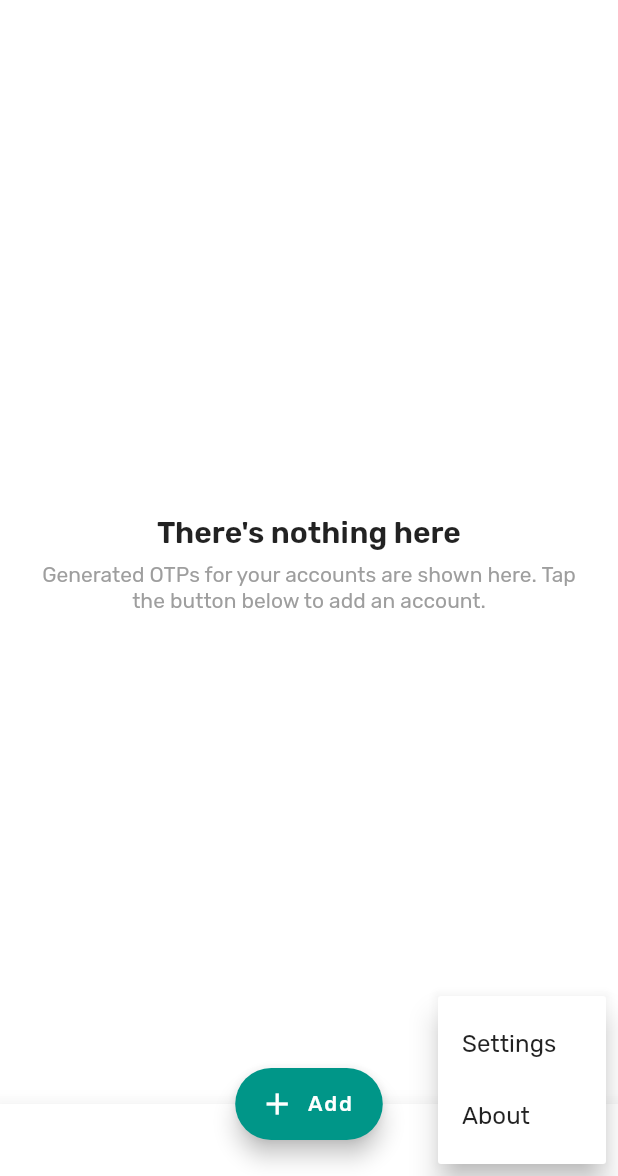
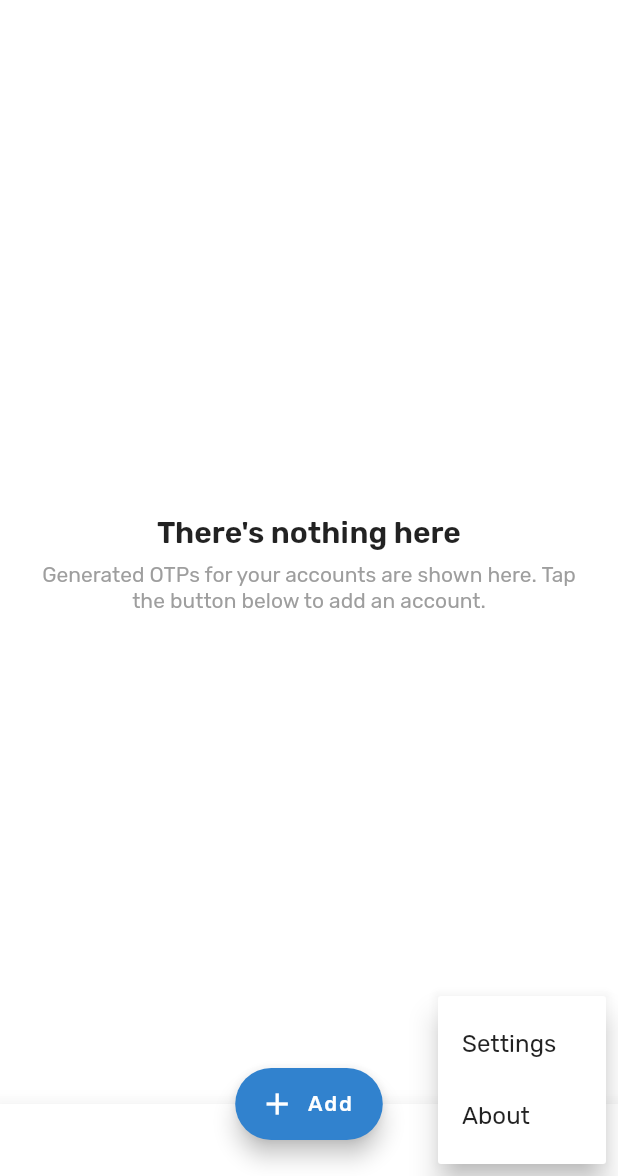
Before and after one commit to icabetong/openauth, a Flutter app: the screen it shows after launch, after a tap on the "more vert" icon, on a phone screen of 412 x 824 dp, the part 60-1236 px from its top. Run offline on Flutter 3.47's test engine with Material 2 defaults, Android fonts, the phone set to English and light mode, and no system bars; our stand-ins replace flutter_secure_storage, hive, hive_flutter, settings_ui, shared_preferences; missing offline and left inert: otp, qr_code_scanner; accounts and stored records are empty; generated files the repository leaves out were written again.

Commit message:
implemented QR Code scanning

```diff
--- a/lib/entry/entry.dart
+++ b/lib/entry/entry.dart
@@ -99,7 +99,7 @@ class Entry {
       case "SHA512":
         return Algorithm.SHA512;
       default:
-        throw Error();
+        return Algorithm.SHA1;
     }
   }
 
--- a/lib/entry/entry_page.dart
+++ b/lib/entry/entry_page.dart
@@ -67,7 +67,7 @@ class _EntryPageState extends State<EntryPage> {
                             padding: const EdgeInsets.all(8),
                             child: Column(
                               children: [
-                                const Icon(Icons.scanner_outlined),
+                                const Icon(Icons.qr_code_scanner_outlined),
                                 Text(Translations.of(context)!.button_scan)
                               ],
                             ),
--- a/lib/main.dart
+++ b/lib/main.dart
@@ -60,11 +60,6 @@ class MainPage extends StatefulWidget {
 
 class _MainPageState extends State<MainPage> {
   @override
-  void initState() {
-    super.initState();
-  }
-
-  @override
   Widget build(BuildContext context) {
     return Consumer<UnlockNotifier>(
       builder: (context, notifier, _) {
--- a/lib/settings/settings.dart
+++ b/lib/settings/settings.dart
@@ -80,8 +80,9 @@ class _SettingsRouteState extends State<SettingsRoute> {
                           subtitleMaxLines: 3,
                           titleTextStyle: _titleTextStyle,
                           onToggle: (status) {
-                            setState(
-                                () => notifier.changeSecretsHidden(status));
+                            setState(() {
+                              notifier.changeSecretsHidden(status);
+                            });
                           },
                           switchValue: notifier.preferences.isSecretsHidden),
                       SettingsTile.switchTile(
--- a/lib/theme/core.dart
+++ b/lib/theme/core.dart
@@ -50,5 +50,13 @@ ThemeData getBase({Brightness brightness = Brightness.light}) {
             fontSize: 20),
         iconTheme: IconThemeData(color: base.colorScheme.onSurface)),
     bottomAppBarTheme: base.bottomAppBarTheme.copyWith(elevation: 12),
+    bottomSheetTheme: base.bottomSheetTheme.copyWith(
+      shape: const RoundedRectangleBorder(
+        borderRadius: BorderRadius.only(
+          topLeft: Radius.circular(16),
+          topRight: Radius.circular(16),
+        ),
+      ),
+    ),
   );
 }
--- a/lib/theme/default.dart
+++ b/lib/theme/default.dart
@@ -3,7 +3,7 @@ import 'package:openauth/theme/core.dart';
 
 ThemeData getDefault({Brightness brightness = Brightness.light}) {
   ThemeData base = getBase(brightness: brightness);
-  final primary = Colors.teal.shade500;
+  const primary = Color(0xff3182CE);
   const onPrimary = Colors.white;
   final scaffold = brightness == Brightness.light
       ? base.colorScheme.surface
```
Also changed, not shown: lib/scan/scan_route.dart (+12 -6 lines).
